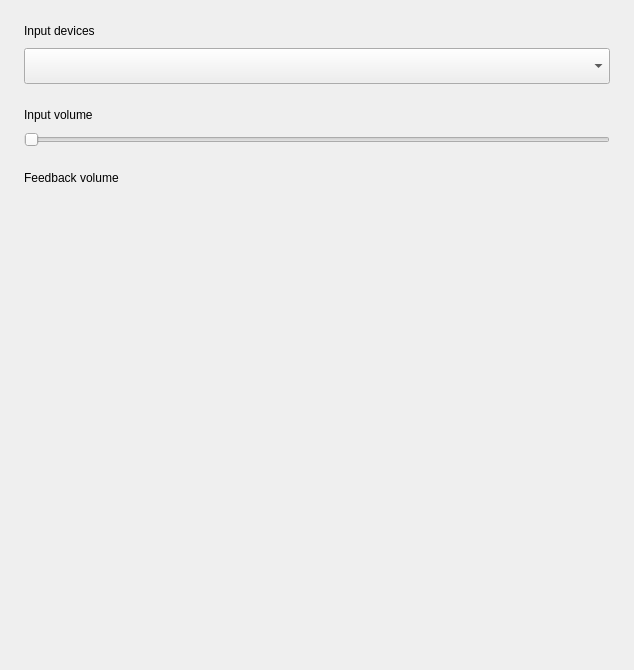
openeuler-mirror/kiran-control-panel, file plugins/audio/src/plugin/input-page.ui: the form before one commit.
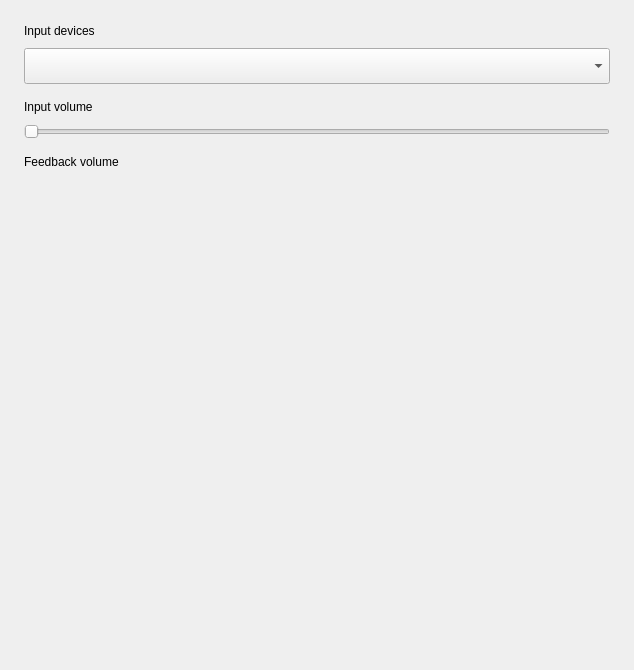
The form after the commit. Custom widgets are drawn as their Qt base class.

Commit message:
fix(audio,mouse): update audio,mouse layout margin
- 更新控制面板媒体插件以及鼠标布局间隙

```diff
--- a/plugins/audio/src/plugin/input-page.ui
+++ b/plugins/audio/src/plugin/input-page.ui
@@ -72,7 +72,7 @@
       <number>0</number>
      </property>
      <property name="topMargin">
-      <number>24</number>
+      <number>16</number>
      </property>
      <item>
       <widget class="QLabel" name="label_2">
@@ -140,7 +140,7 @@
       <number>0</number>
      </property>
      <property name="topMargin">
-      <number>24</number>
+      <number>16</number>
      </property>
      <item>
       <widget class="QLabel" name="label_3">
@@ -169,6 +169,9 @@
      <property name="spacing">
       <number>0</number>
      </property>
+     <property name="topMargin">
+      <number>10</number>
+     </property>
      <item>
       <widget class="VolumeScale" name="volumeScale" native="true">
        <property name="minimumSize">
```
The commit also changes 6 other files.
